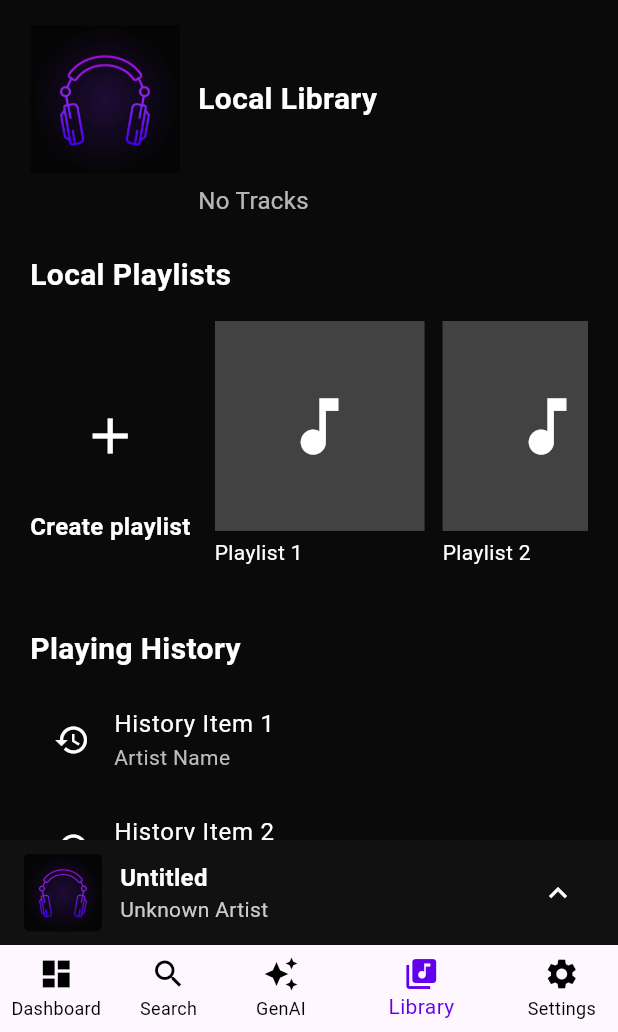
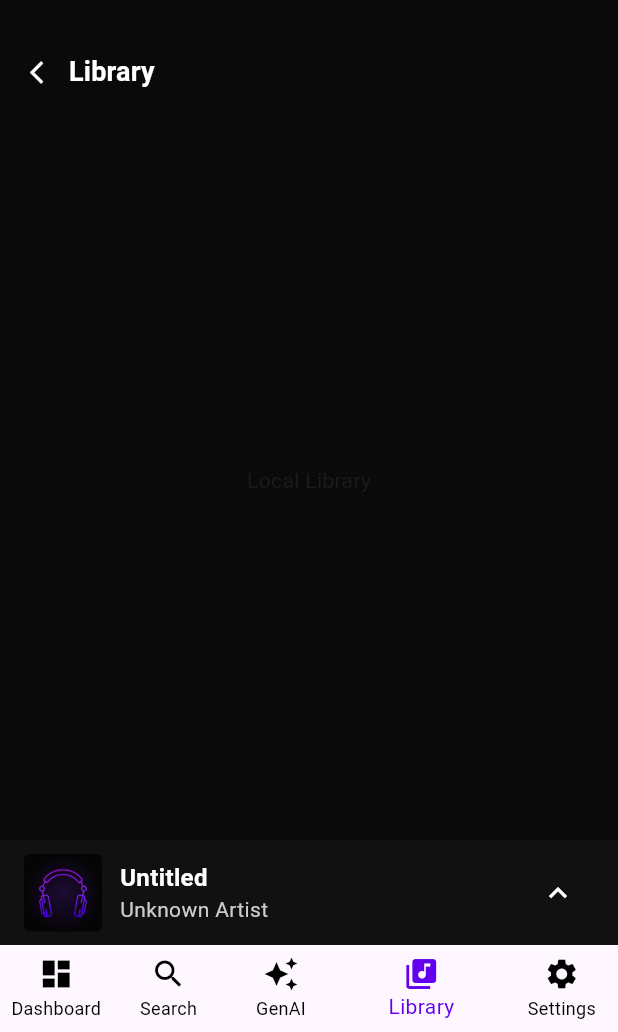
Before and after one commit to YazKzirius/KzMusic-Cross-Platform, a Flutter app: the LandingPage screen opened directly, item 4 of the bottom bar chosen, after a tap on "Local Library", on a phone screen of 412 x 824 dp, the part 204-1236 px from its top. Run offline on Flutter 3.47's test engine with Material 3 defaults, Android fonts, the phone set to English and light mode, and no system bars; our stand-ins replace app_links, firebase_core, shared_preferences; missing offline and left inert: dart:html; accounts and stored records are empty.

Commit message:
- Recreated basic frontend for Kzmusic, with Dashboard, Search, Library and settings screens. - Now ready to integrate back-end functionality with music playings, spotify api, advanced audio processing with C++, playlist integration

```diff
--- a/lib/screens/LibraryScreen.dart
+++ b/lib/screens/LibraryScreen.dart
@@ -1,27 +1,74 @@
 import 'package:flutter/material.dart';
+import 'package:kzmusic_cross_platform/models/MusicFile.dart';
 
-// This is the main widget for your 'Library' tab.
-class LibraryScreen extends StatelessWidget {
+
+class LibraryScreen extends StatefulWidget {
   const LibraryScreen({super.key});
 
   @override
+  State<LibraryScreen> createState() => _LibraryScreenState();
+}
+
+class _LibraryScreenState extends State<LibraryScreen> {
+  bool _isShowingLocalLibrary = false;
+  void _showLocalLibraryView() {
+    setState(() {
+      _isShowingLocalLibrary = true;
+    });
+  }
+  void _showMainLibraryView() {
+    setState(() {
+      _isShowingLocalLibrary = false;
+    });
+  }
+
+  @override
   Widget build(BuildContext context) {
-    // The Stack allows us to layer the scrollable content and the fixed playback bar.
-    return Stack(
+    if (_isShowingLocalLibrary) {
+      return _buildLocalLibraryContent();
+    } else {
+      return _buildMainLibraryContent();
+    }
+  }
+
+  Widget _buildLocalLibraryContent() {
+    return Column(
+      crossAxisAlignment: CrossAxisAlignment.start,
       children: [
-        // The SingleChildScrollView makes the entire page scrollable vertically.
-        SingleChildScrollView(
+        Padding(
+          padding: const EdgeInsets.all(8.0),
+          child: TextButton.icon(
+            onPressed: _showMainLibraryView,
+            icon: const Icon(Icons.arrow_back_ios, color: Colors.white, size: 18),
+            label: const Text(
+              'Library',
+              style: TextStyle(color: Colors.white, fontSize: 18, fontWeight: FontWeight.bold),
+            ),
+            style: TextButton.styleFrom(foregroundColor: Colors.white),
+          ),
+        ),
+        const Expanded(
+          child: Center(
+            child: Text(
+              'Local Library')
+          ),
+        ),
+      ],
+    );
+  }
+  Widget _buildMainLibraryContent() {
+    return SingleChildScrollView(
       child: Padding(
         padding: const EdgeInsets.symmetric(horizontal: 20.0),
         child: Column(
-              crossAxisAlignment: CrossAxisAlignment.start, // Align headers to the left
+          crossAxisAlignment: CrossAxisAlignment.start,
           children: [
             InkWell(
-                  onTap: () => print('Local Library Tapped'),
+              onTap: _showLocalLibraryView,
               child: Row(
                 children: [
                   Image.asset(
-                        'assets/ic_library.png', // TODO: Add icon
+                    'assets/ic_library.png',
                     width: 100,
                     height: 100,
                   ),
@@ -39,7 +86,7 @@ class LibraryScreen extends StatelessWidget {
             ),
             const SizedBox(height: 6),
             Padding(
-                  padding: const EdgeInsets.only(left: 112), // Align with text above
+              padding: const EdgeInsets.only(left: 112),
               child: Text(
                 'No Tracks',
                 style: TextStyle(
@@ -49,8 +96,6 @@ class LibraryScreen extends StatelessWidget {
               ),
             ),
             const SizedBox(height: 24),
-
-                // --- Playlist Section ---
             const Text(
               'Local Playlists',
               style: TextStyle(
@@ -62,16 +107,12 @@ class LibraryScreen extends StatelessWidget {
             const SizedBox(height: 16),
             Row(
               children: [
-                    // "Create playlist" button
                 _CreatePlaylistButton(),
                 const SizedBox(width: 16),
-                    // Horizontal list of playlists
                 _PlaylistListView(),
               ],
             ),
             const SizedBox(height: 24),
-
-                // --- History Section ---
             const Text(
               'Playing History',
               style: TextStyle(
@@ -82,19 +123,14 @@ class LibraryScreen extends StatelessWidget {
             ),
             const SizedBox(height: 10),
             _HistoryListView(),
-
-                // This padding ensures the last item can scroll up above the playback bar.
-                const SizedBox(height: 90),
           ],
         ),
       ),
-        ),
-      ],
     );
   }
 }
 
-/// The "Create playlist" button widget.
+// The helper widgets below remain unchanged.
 class _CreatePlaylistButton extends StatelessWidget {
   @override
   Widget build(BuildContext context) {
@@ -105,7 +141,7 @@ class _CreatePlaylistButton extends StatelessWidget {
           Container(
             width: 90,
             height: 90,
-            color: const Color(0xFF0A0A0A), // Match background
+            color: const Color(0xFF0A0A0A),
             child: const Icon(Icons.add, color: Colors.white, size: 40),
           ),
           const SizedBox(height: 4),
@@ -123,17 +159,15 @@ class _CreatePlaylistButton extends StatelessWidget {
   }
 }
 
-/// The horizontal list for playlists.
 class _PlaylistListView extends StatelessWidget {
   @override
   Widget build(BuildContext context) {
-    // Expanded makes this ListView take up the remaining horizontal space in the Row.
     return Expanded(
       child: SizedBox(
-        height: 180, // Fixed height for the horizontal list
+        height: 180,
         child: ListView.builder(
           scrollDirection: Axis.horizontal,
-          itemCount: 5, // Dummy data
+          itemCount: 5,
           itemBuilder: (context, index) {
             return Padding(
               padding: const EdgeInsets.only(right: 12.0),
@@ -161,14 +195,13 @@ class _PlaylistListView extends StatelessWidget {
   }
 }
 
-/// The vertical list for playing history.
 class _HistoryListView extends StatelessWidget {
   @override
   Widget build(BuildContext context) {
     return ListView.builder(
       shrinkWrap: true,
       physics: const NeverScrollableScrollPhysics(),
-      itemCount: 10, // Dummy data
+      itemCount: 10,
       itemBuilder: (context, index) {
         return ListTile(
           leading: const Icon(Icons.history, color: Colors.white),
```
Also changed, not shown: lib/models/MusicFile.dart (added, +44 -0 lines). Lines whose indentation alone changed are shown as unchanged.
